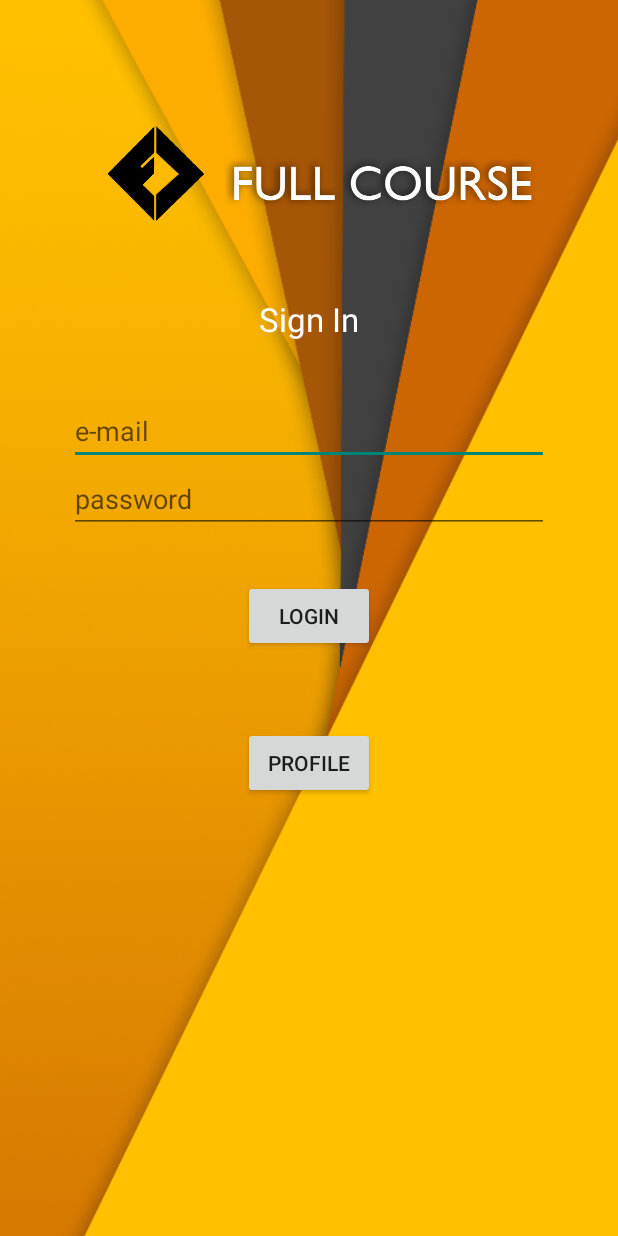
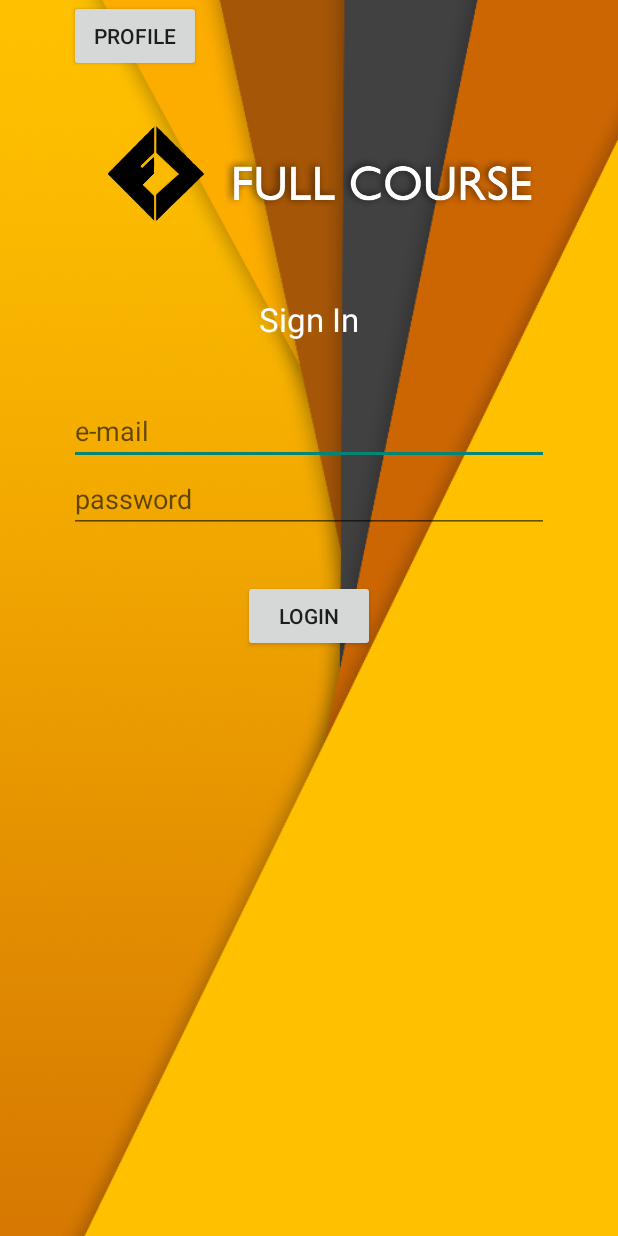
Before and after one commit to DamnAllstar/FullCourse, an Android app: the screen it shows after launch (MainActivity), on a phone screen of 412 x 824 dp. Run offline under Robolectric (Android 15) with nearby library versions, the phone set to English and light mode, and no system bars.

Commit message:
main update

```diff
--- a/app/build.gradle
+++ b/app/build.gradle
@@ -6,7 +6,7 @@ android {
 
     defaultConfig {
         applicationId "com.example.chonlaphoom.fullcourse"
-        minSdkVersion 19
+        minSdkVersion 17
         targetSdkVersion 21
         versionCode 1
         versionName "1.0"
--- a/app/src/main/res/layout/activity_main.xml
+++ b/app/src/main/res/layout/activity_main.xml
@@ -66,9 +66,8 @@
         android:layout_height="wrap_content"
         android:text="profile"
         android:id="@+id/btnStartAnotherActivity"
-        android:layout_marginTop="50dp"
-        android:layout_below="@+id/button"
-        android:layout_centerHorizontal="true" />
+        android:layout_alignParentTop="true"
+        android:layout_alignStart="@+id/editText2" />
 
     <ImageView
         android:layout_width="wrap_content"
```
Also changed, not shown: 1 other file.
